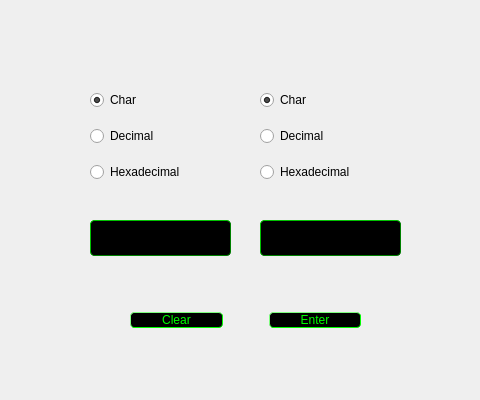
First picture: the form in ascii_conversion/basic.ui, repository NesQuickCoding/Multi-Purpose-Calculator, before the edit.
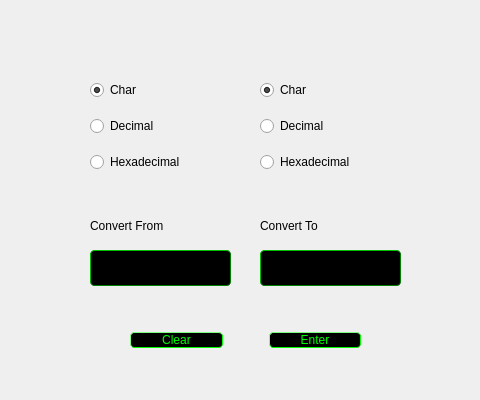
Second picture: the form after the edit.

Commit message: style: labels created Convert From, Convert To

What changed in the file:
```diff
--- a/ascii_conversion/basic.ui
+++ b/ascii_conversion/basic.ui
@@ -32,7 +32,7 @@
    <property name="geometry">
     <rect>
      <x>90</x>
-     <y>300</y>
+     <y>320</y>
      <width>311</width>
      <height>41</height>
     </rect>
@@ -134,7 +134,7 @@
    <property name="geometry">
     <rect>
      <x>90</x>
-     <y>80</y>
+     <y>70</y>
      <width>141</width>
      <height>112</height>
     </rect>
@@ -179,7 +179,7 @@
    <property name="geometry">
     <rect>
      <x>260</x>
-     <y>80</y>
+     <y>70</y>
      <width>141</width>
      <height>112</height>
     </rect>
@@ -224,7 +224,7 @@
    <property name="geometry">
     <rect>
      <x>260</x>
-     <y>220</y>
+     <y>250</y>
      <width>141</width>
      <height>36</height>
     </rect>
@@ -246,7 +246,7 @@
    <property name="geometry">
     <rect>
      <x>90</x>
-     <y>220</y>
+     <y>250</y>
      <width>141</width>
      <height>36</height>
     </rect>
@@ -273,6 +273,38 @@
     padding: 2px;</string>
    </property>
   </widget>
+  <widget class="QLabel" name="label">
+   <property name="geometry">
+    <rect>
+     <x>90</x>
+     <y>215</y>
+     <width>131</width>
+     <height>21</height>
+    </rect>
+   </property>
+   <property name="styleSheet">
+    <string notr="true">QLabel {background-color: transparent; color: lime};</string>
+   </property>
+   <property name="text">
+    <string>Convert From</string>
+   </property>
+  </widget>
+  <widget class="QLabel" name="label_2">
+   <property name="geometry">
+    <rect>
+     <x>260</x>
+     <y>215</y>
+     <width>131</width>
+     <height>21</height>
+    </rect>
+   </property>
+   <property name="styleSheet">
+    <string notr="true">QLabel {background-color: transparent; color: lime};</string>
+   </property>
+   <property name="text">
+    <string>Convert To</string>
+   </property>
+  </widget>
  </widget>
  <resources/>
  <connections>
```
The commit also changes 1 other file.
